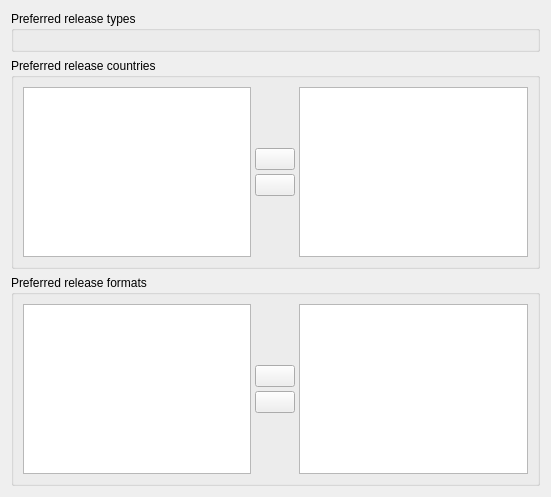
Above: ui/options_releases.ui from metabrainz/picard before the change. Below: the same form after it.
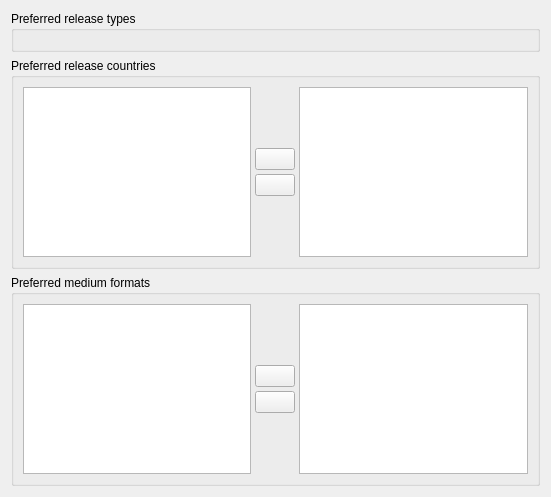
That is the form after the change. Icons and pictures are not drawn.

Commit message: Revise group box title

Diff of the .ui file:
```diff
--- a/ui/options_releases.ui
+++ b/ui/options_releases.ui
@@ -120,7 +120,7 @@
    <item>
     <widget class="QGroupBox" name="format_group">
      <property name="title">
-      <string>Preferred release formats</string>
+      <string>Preferred medium formats</string>
      </property>
      <layout class="QHBoxLayout" name="horizontalLayout_2">
       <property name="spacing">
```
Left out of the diff: 12 changed lines with no effect on the pictures. The commit also changes 1 other file.
